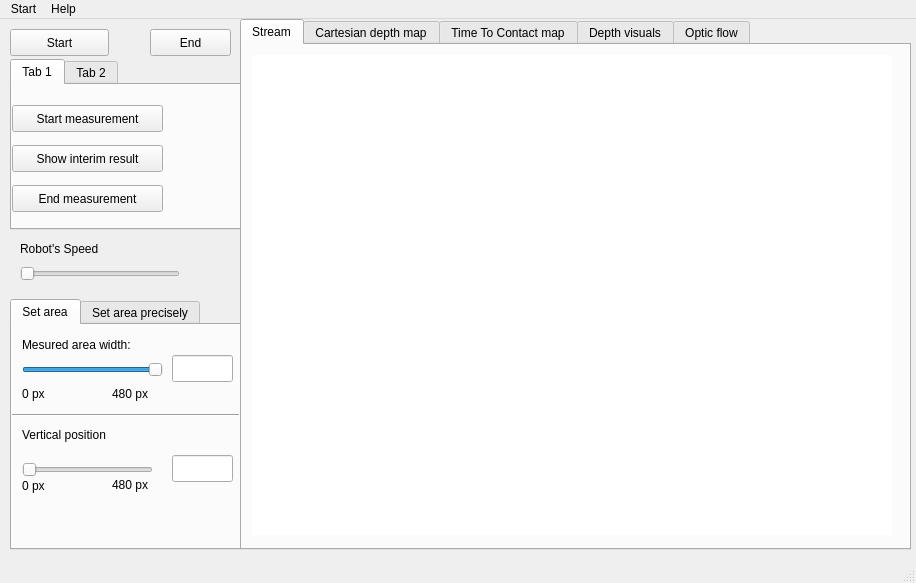
Above: src/mainwindow.ui from ema-siema/inzynierka before the change. Below: the same form after it.
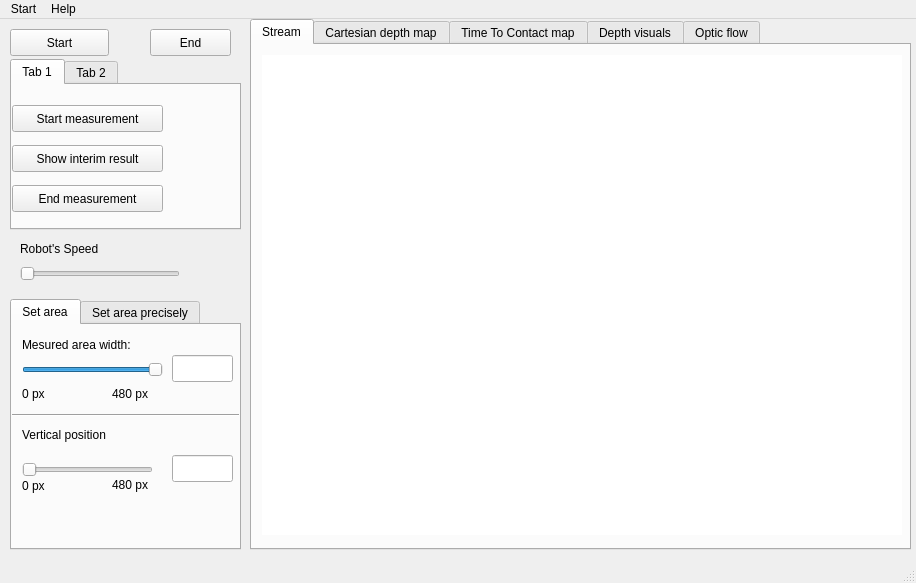
That is the form after the change.

```diff
--- a/src/mainwindow.ui
+++ b/src/mainwindow.ui
@@ -62,9 +62,9 @@
    <widget class="QTabWidget" name="tabWidget">
     <property name="geometry">
      <rect>
-      <x>240</x>
+      <x>250</x>
       <y>0</y>
-      <width>671</width>
+      <width>661</width>
       <height>531</height>
      </rect>
     </property>
```
Left out of the diff: 8 changed lines with no effect on the pictures.
